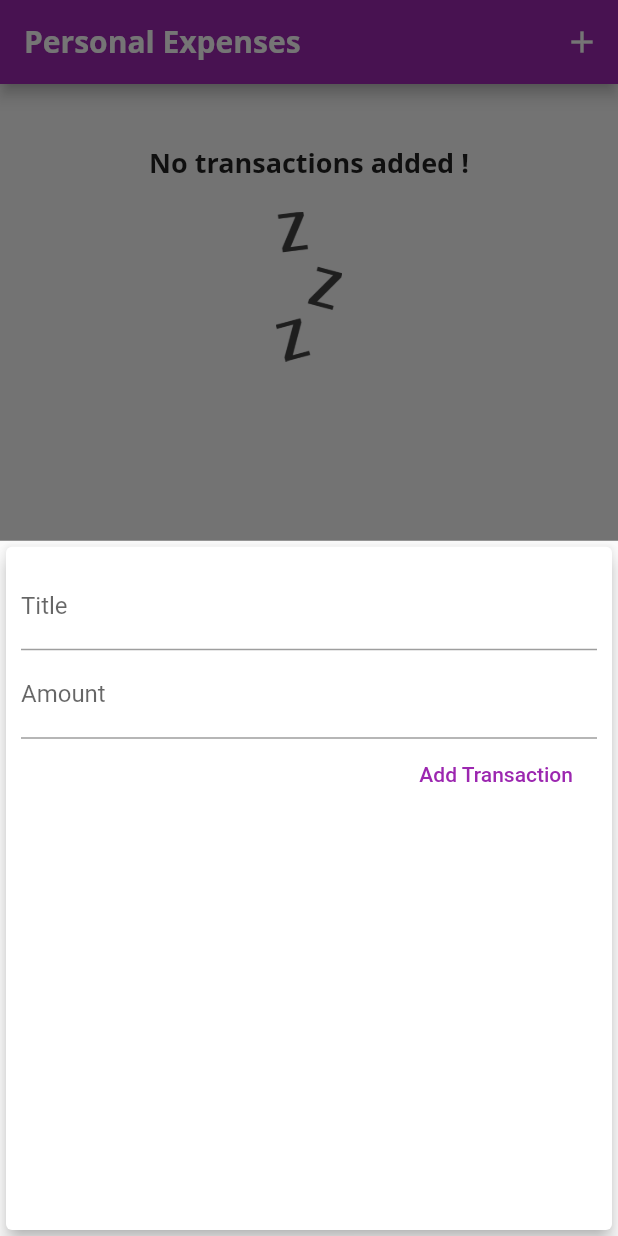
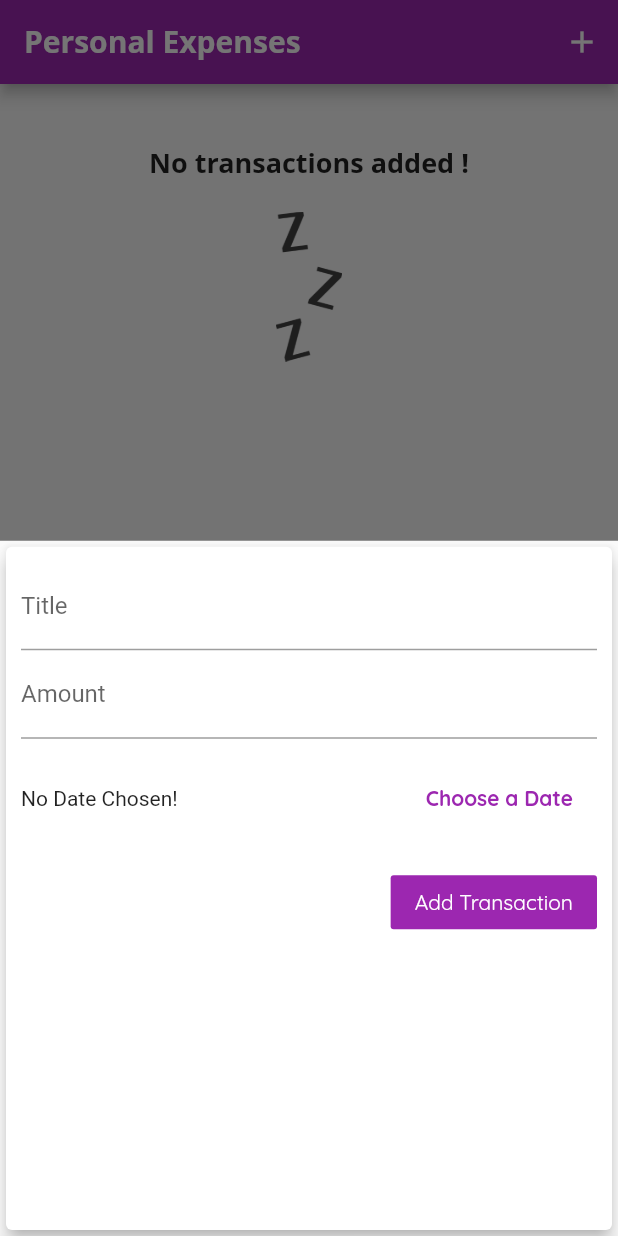
Before and after one commit to baderaharsh/flutter-course-chapter4, a Flutter app: the screen it shows after launch, after a tap on the "add" icon, on a phone screen of 412 x 824 dp. Run offline on Flutter 3.47's test engine with Material 2 defaults, Android fonts, the phone set to English and light mode, and no system bars; Roboto replaces fonts that are missing (Open Sans).

Commit message:
[Chapter 4 Completed] UI improvemets using ViewTile, DatePicker available, Delete button available

```diff
--- a/lib/main.dart
+++ b/lib/main.dart
@@ -23,6 +23,7 @@ class MyApp extends StatelessWidget {
                 fontWeight: FontWeight.bold,
                 fontSize: 18,
               ),
+              button: TextStyle(color: Colors.white),
             ),
         appBarTheme: AppBarTheme(
           textTheme: ThemeData.light().textTheme.copyWith(
@@ -72,12 +73,12 @@ class _MyHomePageState extends State<MyHomePage> {
     }).toList();
   }
 
-  void _addTransaction(String title, double amount) {
+  void _addTransaction(String title, double amount, DateTime selectedDate) {
     final newTx = Transaction(
       id: DateTime.now().toString(),
       title: title,
       amount: amount,
-      date: DateTime.now(),
+      date: selectedDate,
     );
 
     setState(() => _userTransactions.add(newTx));
@@ -89,6 +90,12 @@ class _MyHomePageState extends State<MyHomePage> {
         builder: (_) {
           return NewTransaction(_addTransaction);
         });
+  }
+
+  void _deleteTransaction(String id){
+      setState(() {
+        _userTransactions.removeWhere((element) => element.id == id);
+      });
   }
 
   @override
@@ -110,7 +117,7 @@ class _MyHomePageState extends State<MyHomePage> {
           crossAxisAlignment: CrossAxisAlignment.stretch,
           children: <Widget>[
             Chart(_recentTransactions),
-            TransactionList(_userTransactions),
+            TransactionList(_userTransactions,_deleteTransaction),
           ],
         ),
       ),
--- a/lib/widgets/chart.dart
+++ b/lib/widgets/chart.dart
@@ -24,11 +24,11 @@ class Chart extends StatelessWidget {
         }
 
         return {
-          'day': DateFormat.E().format(weekDay).substring(0, 1),
+          'day': DateFormat.E().format(weekDay),
           'amount': totalSum,
         };
       },
-    );
+    ).reversed.toList();
   }
 
   double get totalSpending {
--- a/lib/widgets/newTransaction.dart
+++ b/lib/widgets/newTransaction.dart
@@ -1,4 +1,5 @@
 import 'package:flutter/material.dart';
+import 'package:intl/intl.dart';
 
 class NewTransaction extends StatefulWidget {
   final Function newTxHandler;
@@ -9,24 +10,42 @@ class NewTransaction extends StatefulWidget {
 }
 
 class _NewTransactionState extends State<NewTransaction> {
-  final titleController = TextEditingController();
+  final _titleController = TextEditingController();
+  final _amountController = TextEditingController();
+  DateTime _selectedDate;
 
-  final amountController = TextEditingController();
+  void _submitHandler() {
+    if(_amountController.text.isEmpty){
+      return;
+    }
+    final enteredTitle = _titleController.text;
+    final enteredAmount = double.parse(_amountController.text);
 
-  void submitHandler() {
-    final enteredTitle = titleController.text;
-    final enteredAmount = double.parse(amountController.text);
-
-    if (enteredTitle.isEmpty || enteredAmount <= 0) {
+    if (enteredTitle.isEmpty || enteredAmount <= 0 || _selectedDate == null) {
       return;
     } else {
       widget.newTxHandler(
         enteredTitle,
         enteredAmount,
+        _selectedDate,
       );
 
       Navigator.of(context).pop();
     }
+  }
+
+  void _datePicker() {
+    showDatePicker(
+      context: context,
+      initialDate: DateTime.now(),
+      firstDate: DateTime(2020),
+      lastDate: DateTime.now(),
+    ).then((pickedDate) {
+      if (pickedDate == null) {
+        return;
+      }
+      _selectedDate = pickedDate;
+    });
   }
 
   @override
@@ -43,25 +62,52 @@ class _NewTransactionState extends State<NewTransaction> {
                 labelText: 'Title',
               ),
               // onChanged: (val) => inputTitle = val,
-              controller: titleController,
-              onSubmitted: (_) => submitHandler(),
+              controller: _titleController,
+              onSubmitted: (_) => _submitHandler(),
             ),
             TextField(
               decoration: InputDecoration(
                 labelText: 'Amount',
               ),
               // onChanged: (val) => inputAmount = val,
-              controller: amountController,
+              controller: _amountController,
               keyboardType: TextInputType.number,
-              onSubmitted: (_) => submitHandler(),
+              onSubmitted: (_) => _submitHandler(),
             ),
-            FlatButton(
-              onPressed: submitHandler,
-              child: Text(
-                'Add Transaction',
+            Container(
+              margin: EdgeInsets.only(top: 15),
+              height: 50,
+              child: Row(
+                children: <Widget>[
+                  Expanded(
+                                      child: Text(_selectedDate == null
+                        ? 'No Date Chosen!'
+                        : 'Picked Date : ${DateFormat.yMMMEd().format(_selectedDate)}'),
+                  ),
+                  FlatButton(
+                    onPressed: _datePicker,
+                    child: Text(
+                      'Choose a Date',
+                      style: TextStyle(
+                        color: Theme.of(context).primaryColor,
+                        fontWeight: FontWeight.bold,
+                      ),
+                    ),
+                  ),
+                ],
               ),
-              textColor: Theme.of(context).primaryColor,
-              // color: Colors.purple[50],
+            ),
+            Container(
+              margin: EdgeInsets.only(top: 20),
+              child: FlatButton(
+                onPressed: _submitHandler,
+                child: Text(
+                  'Add Transaction',
+                ),
+                textColor: Theme.of(context).textTheme.button.color,
+                color: Theme.of(context).primaryColor,
+                // color: Colors.purple[50],
+              ),
             )
           ],
         ),
--- a/lib/widgets/transactionList.dart
+++ b/lib/widgets/transactionList.dart
@@ -4,8 +4,9 @@ import '../models/transaction.dart';
 
 class TransactionList extends StatelessWidget {
   final List<Transaction> transactions;
+  final Function deleteTxHandler;
 
-  TransactionList(this.transactions);
+  TransactionList(this.transactions,this.deleteTxHandler);
 
   @override
   Widget build(BuildContext context) {
@@ -35,7 +36,7 @@ class TransactionList extends StatelessWidget {
                 return Card(
                   elevation: 4,
                   margin: EdgeInsets.symmetric(vertical: 5, horizontal: 8),
-                                  child: ListTile(
+                  child: ListTile(
                     leading: CircleAvatar(
                       radius: 30,
                       child: Padding(
@@ -49,7 +50,9 @@ class TransactionList extends StatelessWidget {
                       style: Theme.of(context).textTheme.title,
                     ),
                     subtitle: Text(
-                        DateFormat.yMMMEd().format(transactions[index].date)),
+                      DateFormat.yMMMEd().format(transactions[index].date),
+                    ),
+                    trailing: IconButton(icon: Icon(Icons.delete), onPressed: () { deleteTxHandler(transactions[index].id); }, color: Theme.of(context).errorColor,),
                   ),
                 );
               },
```
Also changed, not shown: lib/widgets/chart_bar.dart (+5 -2 lines), 1 other file.
